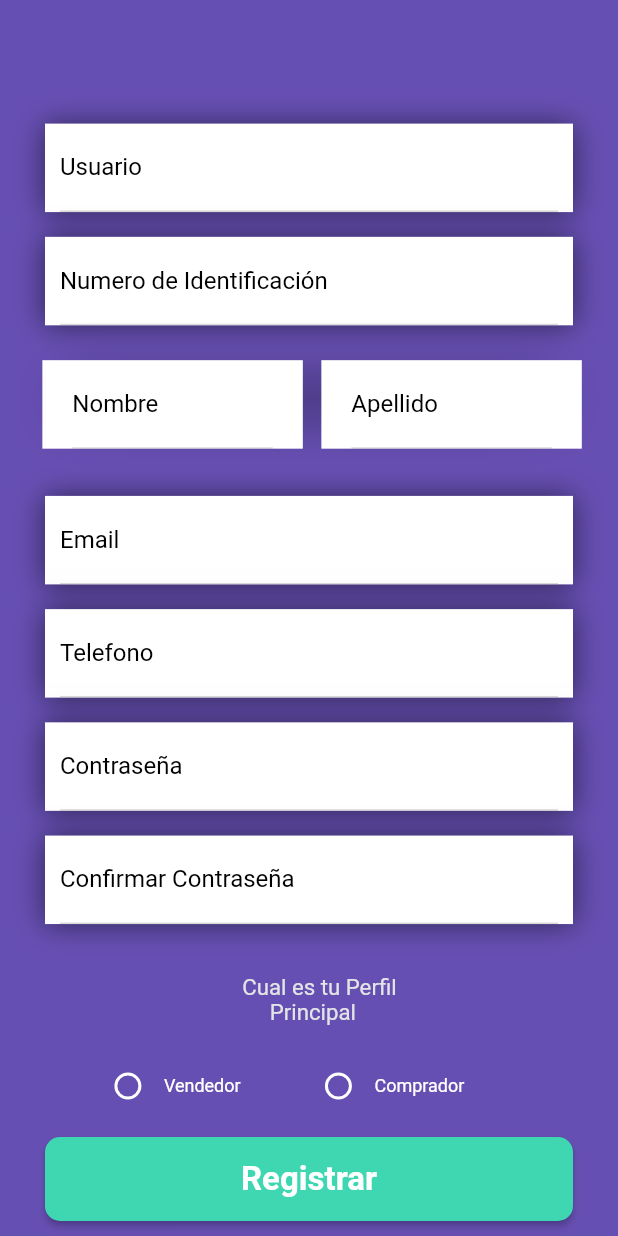
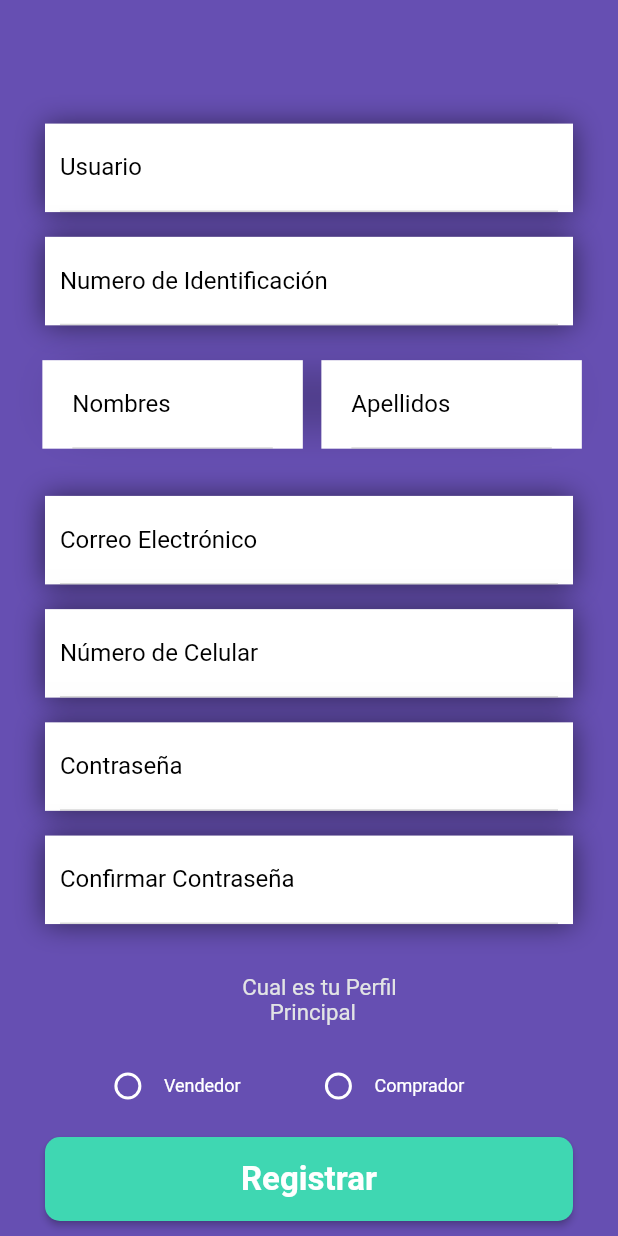
Before and after one commit to osmancadc/asegurate-app, a Flutter app: the RegisterPage screen opened by its route, on a phone screen of 412 x 824 dp. Run offline on Flutter 3.47's test engine with Material 2 defaults, Android fonts, the light colour scheme and no system bars; our stand-ins replace file_picker, flutter_dotenv, get, get_storage, hexcolor, image_picker and 1 more; missing offline and left inert: encrypt, flutter_carousel_slider; accounts and stored records are empty.

Commit message:
register_correcting-fields logout register changed

```diff
--- a/lib/pages/register/register_page.dart
+++ b/lib/pages/register/register_page.dart
@@ -321,7 +321,7 @@ Widget _textName(BuildContext context) {
       controller: con.nameController,
       keyboardType: TextInputType.text,
       decoration: const InputDecoration(
-        labelText: 'Nombre',
+        labelText: 'Nombres',
         labelStyle: TextStyle(
           color: Colors.black,
           fontSize: 16,
@@ -345,7 +345,7 @@ Widget _texLastName(BuildContext context) {
       controller: con.lastNameController,
       keyboardType: TextInputType.text,
       decoration: const InputDecoration(
-        labelText: 'Apellido',
+        labelText: 'Apellidos',
         labelStyle: TextStyle(
           color: Colors.black,
           fontSize: 16,
@@ -396,8 +396,9 @@ Widget _textConfirmPassword(context) {
   return Container(
     padding: EdgeInsets.symmetric(horizontal: 10),
     child: TextField(
+      obscureText: true,
       controller: con.passwordConfirmController,
-      keyboardType: TextInputType.text,
+      keyboardType: TextInputType.visiblePassword,
       decoration: const InputDecoration(
         labelText: 'Confirmar Contraseña',
         labelStyle: TextStyle(
@@ -417,7 +418,7 @@ Widget _textFormRegisterPhone(context) {
       controller: con.phoneController,
       keyboardType: TextInputType.phone,
       decoration: const InputDecoration(
-        labelText: 'Telefono',
+        labelText: 'Número de Celular',
         labelStyle: TextStyle(
           color: Colors.black,
           fontSize: 16,
@@ -435,7 +436,7 @@ Widget _textFormRegisterEmail(context) {
       controller: con.emailController,
       keyboardType: TextInputType.emailAddress,
       decoration: const InputDecoration(
-        labelText: 'Email',
+        labelText: 'Correo Electrónico',
         labelStyle: TextStyle(
           color: Colors.black,
           fontSize: 16,
```
Also changed, not shown: lib/main.dart (+4 -3 lines), lib/pages/logout/logout_page_controller.dart (+18 -6 lines), lib/pages/register/register_page_controller.dart (+10 -4 lines).
